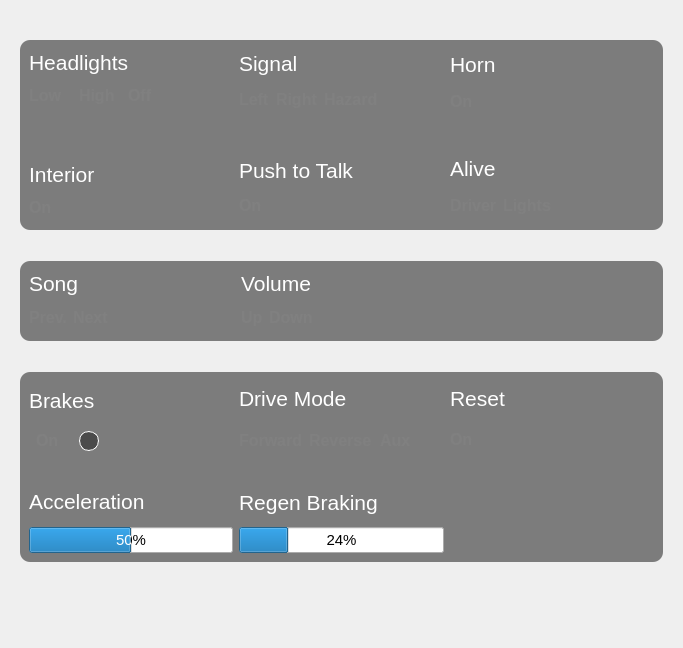
UCSolarCarTeam/Epsilon-Dashboard, file src/ViewLayer/DebugDisplay/ControlPage/ControlUi/ControlUi.ui: the form before one commit.
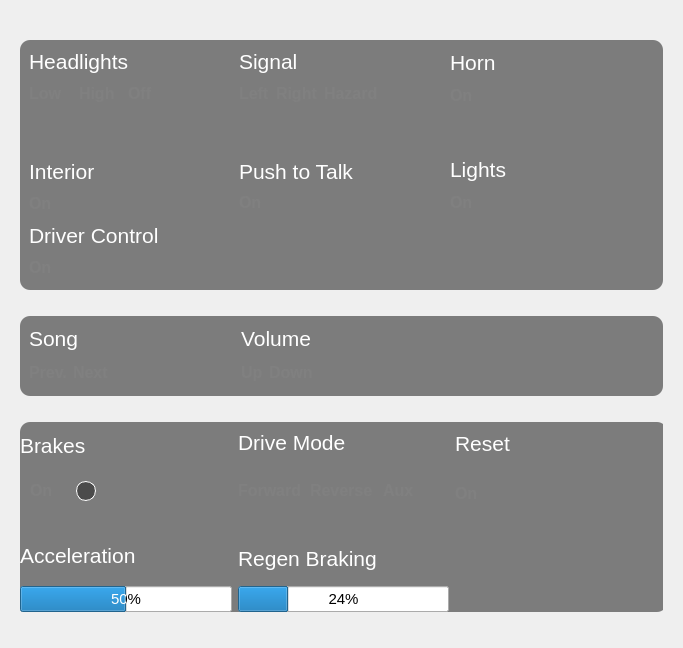
The form after the commit. Icons and pictures are not drawn.

Commit message:
Fix driver control and lights confusion
The issue was that the driver control indicator and the lights indicator were not
in the same format as the rest of the dashboard control indicators, and it confused
people that looked at it; the lights label and the driver control label were on the same
line and it looked like they were the same indicator, and they didn't have the on
label to indicate whether the driver control was on or the lights was on.
The commit fixes the issue by seperating the driver control and lights into seperate
entities and added on labels.

What changed in the file:
```diff
--- a/src/ViewLayer/DebugDisplay/ControlPage/ControlUi/ControlUi.ui
+++ b/src/ViewLayer/DebugDisplay/ControlPage/ControlUi/ControlUi.ui
@@ -55,7 +55,7 @@
         <property name="minimumSize">
          <size>
           <width>0</width>
-          <height>190</height>
+          <height>250</height>
          </size>
         </property>
         <property name="maximumSize">
@@ -262,6 +262,47 @@
                </item>
               </layout>
              </item>
+             <item>
+              <layout class="QHBoxLayout" name="horizontalLayout_13">
+               <item>
+                <widget class="QLabel" name="driverControlLabel">
+                 <property name="styleSheet">
+                  <string notr="true">color: white;</string>
+                 </property>
+                 <property name="text">
+                  <string>&lt;html&gt;&lt;head/&gt;&lt;body&gt;&lt;p&gt;&lt;span style=&quot; font-size:16pt; &quot;&gt;Driver Control&lt;/span&gt;&lt;/p&gt;&lt;/body&gt;&lt;/html&gt;</string>
+                 </property>
+                </widget>
+               </item>
+              </layout>
+             </item>
+             <item>
+              <layout class="QHBoxLayout" name="horizontalLayout_23">
+               <item>
+                <widget class="QLabel" name="driverControlOnLabel">
+                 <property name="styleSheet">
+                  <string notr="true">color:grey;</string>
+                 </property>
+                 <property name="text">
+                  <string>&lt;html&gt;&lt;head/&gt;&lt;body&gt;&lt;p&gt;&lt;span style=&quot; font-size:12pt; font-weight:600;&quot;&gt;On&lt;/span&gt;&lt;/p&gt;&lt;/body&gt;&lt;/html&gt;</string>
+                 </property>
+                </widget>
+               </item>
+               <item>
+                <spacer name="horizontalSpacer_13">
+                 <property name="orientation">
+                  <enum>Qt::Horizontal</enum>
+                 </property>
+                 <property name="sizeHint" stdset="0">
+                  <size>
+                   <width>40</width>
+                   <height>20</height>
+                  </size>
+                 </property>
+                </spacer>
+               </item>
+              </layout>
+             </item>
             </layout>
            </item>
            <item>
@@ -361,13 +402,13 @@
                  <property name="minimumSize">
                   <size>
                    <width>30</width>
-                   <height>30</height>
+                   <height>40</height>
                   </size>
                  </property>
                  <property name="maximumSize">
                   <size>
                    <width>30</width>
-                   <height>30</height>
+                   <height>40</height>
                   </size>
                  </property>
                  <property name="styleSheet">
@@ -399,7 +440,7 @@
                  <property name="minimumSize">
                   <size>
                    <width>30</width>
-                   <height>30</height>
+                   <height>40</height>
                   </size>
                  </property>
                  <property name="styleSheet">
@@ -476,6 +517,46 @@
                </item>
               </layout>
              </item>
+             <item>
+              <layout class="QHBoxLayout" name="horizontalLayout_30">
+               <item>
+                <spacer name="verticalSpacer_10">
+                 <property name="orientation">
+                  <enum>Qt::Vertical</enum>
+                 </property>
+                 <property name="sizeType">
+                  <enum>QSizePolicy::Preferred</enum>
+                 </property>
+                 <property name="sizeHint" stdset="0">
+                  <size>
+                   <width>20</width>
+                   <height>43</height>
+                  </size>
+                 </property>
+                </spacer>
+               </item>
+              </layout>
+             </item>
+             <item>
+              <layout class="QHBoxLayout" name="horizontalLayout_29">
+               <item>
+                <spacer name="verticalSpacer_3">
+                 <property name="orientation">
+                  <enum>Qt::Vertical</enum>
+                 </property>
+                 <property name="sizeType">
+                  <enum>QSizePolicy::Preferred</enum>
+                 </property>
+                 <property name="sizeHint" stdset="0">
+                  <size>
+                   <width>20</width>
+                   <height>22</height>
+                  </size>
+                 </property>
+                </spacer>
+               </item>
+              </layout>
+             </item>
             </layout>
            </item>
            <item>
@@ -537,7 +618,7 @@
                <property name="sizeHint" stdset="0">
                 <size>
                  <width>20</width>
-                 <height>29</height>
+                 <height>42</height>
                 </size>
                </property>
               </spacer>
@@ -550,7 +631,7 @@
                   <string notr="true">color: white;</string>
                  </property>
                  <property name="text">
-                  <string>&lt;html&gt;&lt;head/&gt;&lt;body&gt;&lt;p&gt;&lt;span style=&quot; font-size:16pt; &quot;&gt;Alive&lt;/span&gt;&lt;/p&gt;&lt;/body&gt;&lt;/html&gt;</string>
+                  <string>&lt;html&gt;&lt;head/&gt;&lt;body&gt;&lt;p&gt;&lt;span style=&quot; font-size:16pt; &quot;&gt;Lights&lt;/span&gt;&lt;/p&gt;&lt;/body&gt;&lt;/html&gt;</string>
                  </property>
                 </widget>
                </item>
@@ -558,23 +639,13 @@
              </item>
              <item>
               <layout class="QHBoxLayout" name="horizontalLayout_31">
-               <item>
-                <widget class="QLabel" name="aliveIndicator">
-                 <property name="styleSheet">
-                  <string notr="true">color: grey;</string>
-                 </property>
-                 <property name="text">
-                  <string>&lt;html&gt;&lt;head/&gt;&lt;body&gt;&lt;p&gt;&lt;span style=&quot; font-size:12pt; font-weight:600;&quot;&gt;Driver&lt;/span&gt;&lt;/p&gt;&lt;/body&gt;&lt;/html&gt;</string>
-                 </property>
-                </widget>
-               </item>
                <item>
                 <widget class="QLabel" name="lightsIndicator">
                  <property name="styleSheet">
                   <string notr="true">color: grey;</string>
                  </property>
                  <property name="text">
-                  <string>&lt;html&gt;&lt;head/&gt;&lt;body&gt;&lt;p&gt;&lt;span style=&quot; font-size:12pt; font-weight:600;&quot;&gt;Lights&lt;/span&gt;&lt;/p&gt;&lt;/body&gt;&lt;/html&gt;</string>
+                  <string>&lt;html&gt;&lt;head/&gt;&lt;body&gt;&lt;p&gt;&lt;span style=&quot; font-size:12pt; font-weight:600;&quot;&gt;On&lt;/span&gt;&lt;/p&gt;&lt;/body&gt;&lt;/html&gt;</string>
                  </property>
                 </widget>
                </item>
@@ -593,6 +664,46 @@
                </item>
               </layout>
              </item>
+             <item>
+              <layout class="QHBoxLayout" name="horizontalLayout_33">
+               <item>
+                <spacer name="verticalSpacer_11">
+                 <property name="orientation">
+                  <enum>Qt::Vertical</enum>
+                 </property>
+                 <property name="sizeType">
+                  <enum>QSizePolicy::Preferred</enum>
+                 </property>
+                 <property name="sizeHint" stdset="0">
+                  <size>
+                   <width>20</width>
+                   <height>43</height>
+                  </size>
+                 </property>
+                </spacer>
+               </item>
+              </layout>
+             </item>
+             <item>
+              <layout class="QHBoxLayout" name="horizontalLayout_34">
+               <item>
+                <spacer name="verticalSpacer_7">
+                 <property name="orientation">
+                  <enum>Qt::Vertical</enum>
+                 </property>
+                 <property name="sizeType">
+                  <enum>QSizePolicy::Preferred</enum>
+                 </property>
+                 <property name="sizeHint" stdset="0">
+                  <size>
+                   <width>20</width>
+                   <height>22</height>
+                  </size>
+                 </property>
+                </spacer>
+               </item>
+              </layout>
+             </item>
             </layout>
            </item>
           </layout>
@@ -611,7 +722,7 @@
         <property name="sizeHint" stdset="0">
          <size>
           <width>5</width>
-          <height>20</height>
+          <height>15</height>
          </size>
         </property>
        </spacer>
@@ -804,13 +915,22 @@
         <property name="sizeHint" stdset="0">
          <size>
           <width>17</width>
-          <height>30</height>
+          <height>25</height>
          </size>
         </property>
        </spacer>
       </item>
       <item>
+       <widget class="QWidget" name="widget_8" native="true">
        <widget class="QWidget" name="block2" native="true">
+         <property name="geometry">
+          <rect>
+           <x>0</x>
+           <y>0</y>
+           <width>647</width>
+           <height>190</height>
+          </rect>
+         </property>
         <property name="minimumSize">
          <size>
           <width>0</width>
@@ -1092,9 +1212,7 @@
         </layout>
         <zorder></zorder>
        </widget>
-      </item>
-      <item>
-       <widget class="QWidget" name="widget_8" native="true"/>
+       </widget>
       </item>
      </layout>
     </widget>
```
Lines whose indentation alone changed are shown as unchanged. The commit also changes 4 other files.
